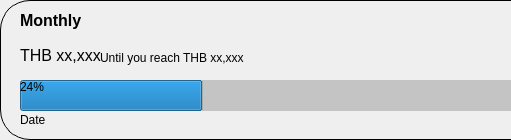
The window that moneyapp/ui/raw/budget_wid.ui (nemo984/money-app) describes before a commit, drawn with Qt 5; both pictures show x 0 to 511 and y 0 to 140 of the 800 by 140 pixel window.
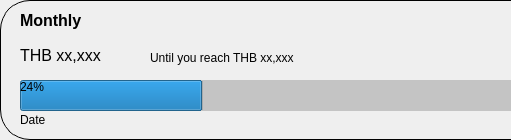
The same window after the commit. Icons and pictures are not drawn.

Commit message: change budget_wid

What changed in the file:
```diff
--- a/moneyapp/ui/raw/budget_wid.ui
+++ b/moneyapp/ui/raw/budget_wid.ui
@@ -99,7 +99,7 @@
      <rect>
       <x>20</x>
       <y>45</y>
-      <width>101</width>
+      <width>121</width>
       <height>21</height>
      </rect>
     </property>
@@ -115,7 +115,7 @@
    <widget class="QLabel" name="label_9">
     <property name="geometry">
      <rect>
-      <x>100</x>
+      <x>150</x>
       <y>50</y>
       <width>221</width>
       <height>16</height>
```
The commit also changes 1 other file.
